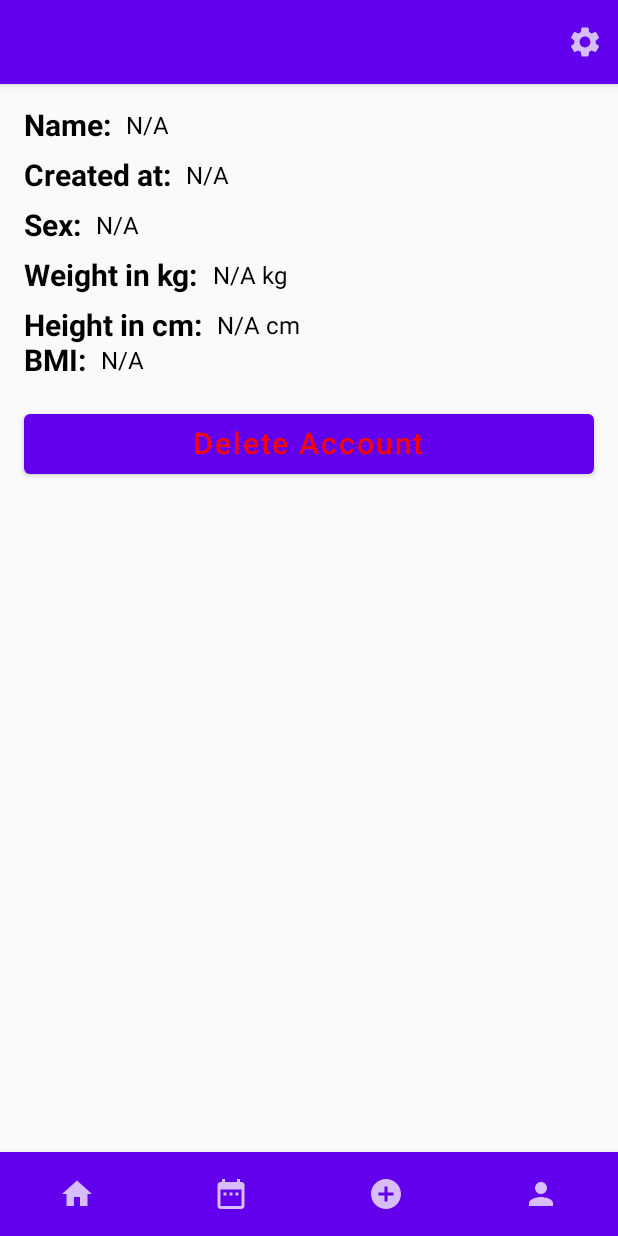
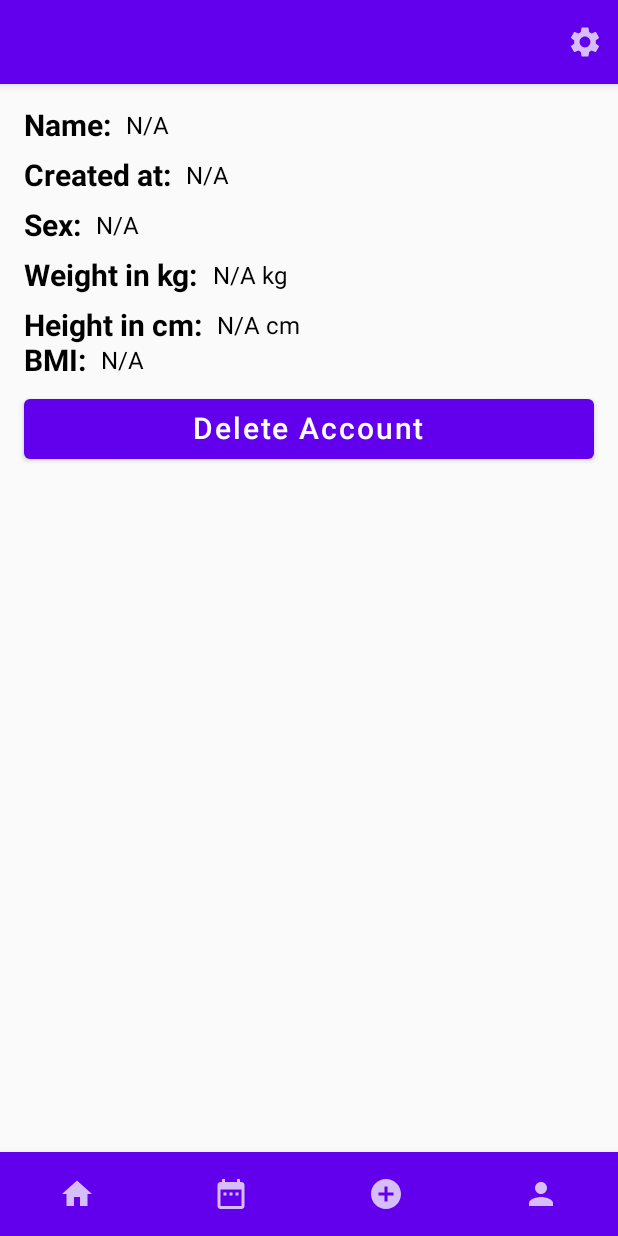
Before and after one commit to SGDTNQZ/Android-Pet-poject, an Android app built with Jetpack Compose: the PersonalAccountScreen screen opened through its navigation route, on a phone screen of 412 x 824 dp. Run offline under Robolectric (Android 15) with nearby library versions, the phone set to English and light mode, and no system bars; our stand-ins replace Firebase (no records; nobody signed in at launch, a user with empty details on screens opened directly), Room's generated code, livedata-compose.

Commit message:
Подключил Room, теперь можно смотреть свой аккаунт и удалять его

```diff
--- a/app/src/main/java/com/littlelemon/petproject/db/UserDatabase.kt
+++ b/app/src/main/java/com/littlelemon/petproject/db/UserDatabase.kt
@@ -7,7 +7,7 @@ import androidx.room.TypeConverters
 import com.littlelemon.petproject.entities.UserEntity
 
 
-@Database(entities = [UserEntity::class], version = 1)
+@Database(entities = [UserEntity::class], version = 2)
 @TypeConverters(Converters::class)
 abstract class UserDatabase : RoomDatabase(){
     companion object {
--- a/app/src/main/java/com/littlelemon/petproject/screens/PersonalAccountScreen.kt
+++ b/app/src/main/java/com/littlelemon/petproject/screens/PersonalAccountScreen.kt
@@ -14,6 +14,7 @@ import androidx.compose.foundation.verticalScroll
 import androidx.compose.material.Button
 import androidx.compose.material.Text
 import androidx.compose.runtime.Composable
+import androidx.compose.runtime.LaunchedEffect
 import androidx.compose.runtime.getValue
 import androidx.compose.runtime.livedata.observeAsState
 import androidx.compose.ui.Alignment
@@ -28,6 +29,7 @@ import androidx.navigation.NavController
 import androidx.navigation.compose.rememberNavController
 import com.littlelemon.petproject.appBars.MyAppBottomBar
 import com.littlelemon.petproject.appBars.MyAppTopBar
+import com.littlelemon.petproject.viewModels.AuthState
 import com.littlelemon.petproject.viewModels.UserViewModel
 import java.text.SimpleDateFormat
 import java.util.Locale
@@ -35,6 +37,15 @@ import kotlin.math.pow
 
 @Composable
 fun PersonalAccountScreen(navController: NavController, userViewModel: UserViewModel){
+
+    val authState = userViewModel.authState.observeAsState()
+
+    LaunchedEffect(authState.value) {
+        when(authState.value){
+            is AuthState.Unauthenticated-> navController.navigate("sign_in")
+            else -> Unit
+        }
+    }
 
     val userList by userViewModel.userList.observeAsState(emptyList())
 
@@ -176,21 +187,21 @@ fun PersonalAccountScreen(navController: NavController, userViewModel: UserViewM
                 )
             }
             Spacer(modifier = Modifier.size(10.dp))
-            Spacer(modifier = Modifier.size(10.dp))
+
+
             Button(
                 onClick = {
                     if (user != null){
                         userViewModel.deleteUser(user.id)
-                        // Optionally, navigate the user to another screen or show a confirmation message
-                        navController.navigate("signIn") {
-                            // Clear the back stack to prevent navigating back to the deleted account screen
-                            popUpTo(navController.graph.startDestinationId) { inclusive = true }
-                        } // Navigate back or to a different screen
+                        userViewModel.signOut()
                     }
                 },
                 modifier = Modifier.fillMaxWidth()
             ) {
-                Text(text = "Delete Account", fontSize = 20.sp, color = Color.Red)
+                Text(
+                    text = "Delete Account",
+                    fontSize = 20.sp,
+                    )
             }
 
         }
--- a/app/src/main/java/com/littlelemon/petproject/viewModels/UserViewModel.kt
+++ b/app/src/main/java/com/littlelemon/petproject/viewModels/UserViewModel.kt
@@ -50,9 +50,6 @@ class UserViewModel : ViewModel() {
         }
     }
 
-    fun getUserByFirebaseId(firebaseUserId: String): LiveData<UserEntity?> {
-        return userDao.getUserByFirebaseId(firebaseUserId)
-    }
     fun deleteUserAccount(userId: Int) {
         viewModelScope.launch(Dispatchers.IO) {
             // Delete user from local database
@@ -62,9 +59,6 @@ class UserViewModel : ViewModel() {
             val firebaseUser = FirebaseAuth.getInstance().currentUser
             firebaseUser?.delete()?.addOnCompleteListener { task ->
                 if (task.isSuccessful) {
-                    // Successfully deleted Firebase user
-                    // Optionally, you can update the UI or notify the user
-                    // For example, you might want to update the auth state
                     _authState.postValue(AuthState.Unauthenticated)
                 } else {
                     // Handle Firebase deletion error
```
